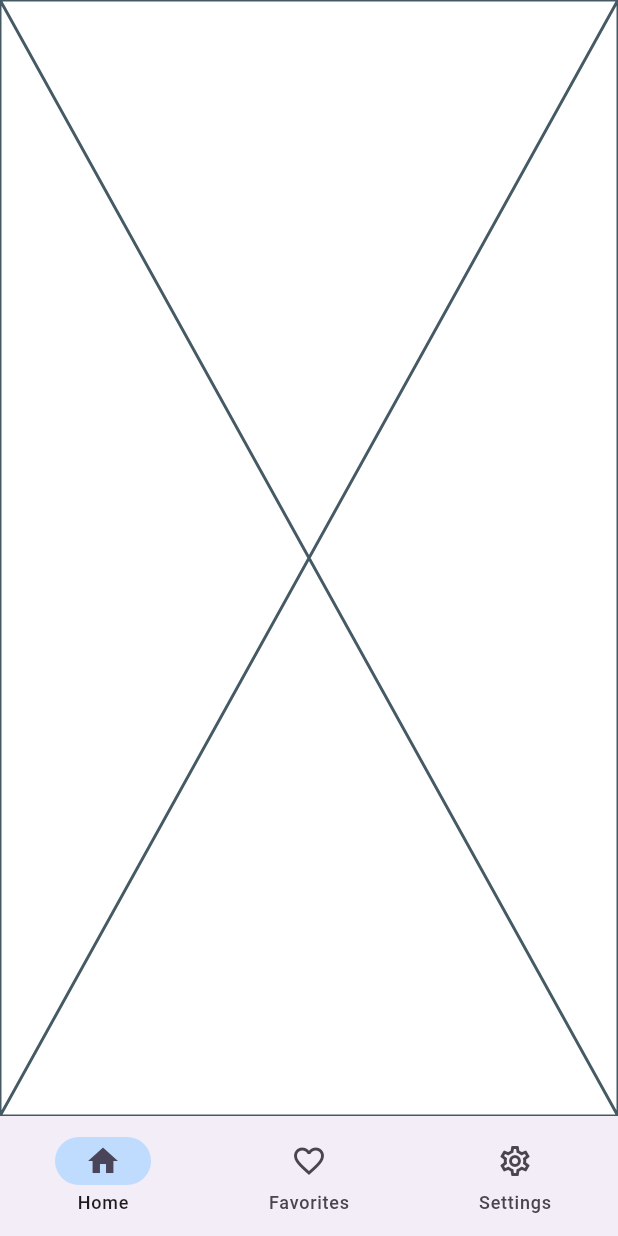
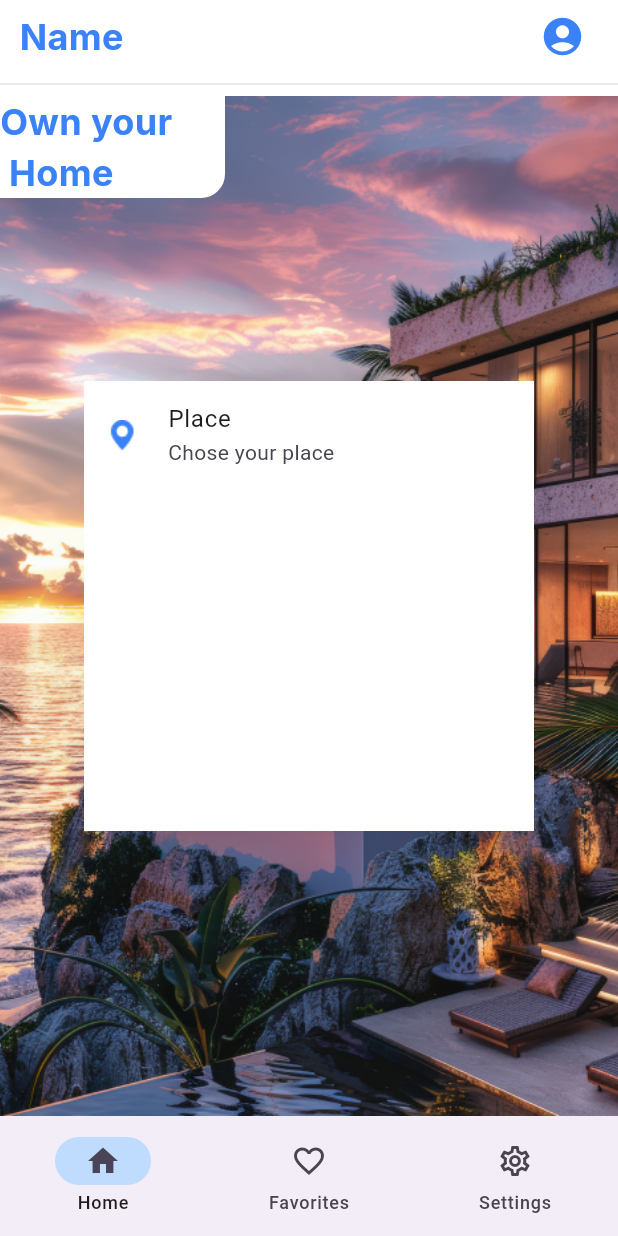
Before and after one commit to H0SAM7/temp, a Flutter app: the CustomNavigationBar screen opened by its route, on a phone screen of 412 x 824 dp. Run offline on Flutter 3.47's test engine with Material 3 defaults, Android fonts, the phone set to English and light mode, and no system bars; our stand-ins replace flutter_svg, google_fonts.

Commit message:
start home ui

```diff
--- a/lib/core/routes/app_routes.dart
+++ b/lib/core/routes/app_routes.dart
@@ -1,28 +1,24 @@
 import 'package:broker/features/Favorites/favo_view.dart';
-import 'package:broker/features/home/home_view.dart';
+import 'package:broker/features/home/views/home_view.dart';
 import 'package:broker/features/settings/settings_view.dart';
 import 'package:broker/features/splash/onboarding_view.dart';
 import 'package:broker/navigation_bar.dart';
+import 'package:broker/temp/test1.dart';
 import 'package:flutter/material.dart';
 
 abstract class AppRoutes {
   //     BottomNavigator
-  static String? initialRoute = OnboardingView.id;
+  static String? initialRoute = HomeView.id;
   static Map<String, Widget Function(BuildContext)> routes = {
-
     //navigation bar #########
     CustomNavigationBar.id: (context) => const CustomNavigationBar(),
 
-
-
-
     SettingsView.id: (context) => const SettingsView(),
     HomeView.id: (context) => const HomeView(),
-        FavoritesView.id: (context) => const FavoritesView(),
+    FavoritesView.id: (context) => const FavoritesView(),
 
-        OnboardingView.id: (context) => const OnboardingView(),
-
-
+    OnboardingView.id: (context) => const OnboardingView(),
+        test.id: (context) =>  test(),
 
   };
 }
--- a/lib/core/styles/text_styles.dart
+++ b/lib/core/styles/text_styles.dart
@@ -53,6 +53,24 @@ static TextStyle styleMedium18(BuildContext context) {
     );
   }
 
+
+  static TextStyle style24(BuildContext context) {
+
+    return  TextStyle(
+                    fontSize: 24,
+                    color: blue500,
+                    fontFamily:  GoogleFonts.inter().fontFamily,
+                    fontWeight: FontWeight.bold,
+                  );
+  }
+
+
+
+
+
+
+
+
   static TextStyle style18(BuildContext context) {
     return TextStyle(
       //   color: blueColor,
@@ -64,13 +82,6 @@ static TextStyle styleMedium18(BuildContext context) {
     );
   }
 
-  static TextStyle style24(BuildContext context) {
-    return TextStyle(
-      //   color: blueColor,
-      fontSize: getResponsiveSize(context, fontSize: 24),
-      fontWeight: FontWeight.w600,
-    );
-  }
 
   static const TextStyle style25 = TextStyle(
     color: Colors.black,
--- a/lib/core/utils/assets.dart
+++ b/lib/core/utils/assets.dart
@@ -2,7 +2,13 @@
 class Assets {
   Assets._();
 
+  static const String iconsLocation = "assets/icons/location.png";
+
+  static const String iconsPlace = "assets/icons/place.png";
+
+  static const String iconsPrice = "assets/icons/price.png";
+
   static const String imagesBackground = "assets/images/background.png";
 
-  static const String imagesBuildLocation = "assets/images/build_location.svg";
+  static const String imagesBuildLocation = "assets/images/build_location.png";
 }
--- /dev/null
+++ b/lib/core/widgets/title_header.dart
@@ -0,0 +1,30 @@
+
+import 'package:broker/core/styles/text_styles.dart';
+import 'package:broker/core/utils/colors.dart';
+import 'package:flutter/material.dart';
+
+class TitleHeader extends StatelessWidget {
+  const TitleHeader({
+    super.key,
+  });
+
+  @override
+  Widget build(BuildContext context) {
+    return Padding(
+      padding: const EdgeInsets.symmetric(horizontal: 13.0),
+      child: Row(
+        mainAxisAlignment: MainAxisAlignment.spaceBetween,
+        children: [
+                Text(
+            'Name'
+          ,
+          style:
+          AppStyles.style24(context),
+          ),
+          IconButton(onPressed: (){}, icon: Icon(Icons.account_circle,size: 30,color: blue500,)),
+
+        ],
+      ),
+    );
+  }
+}
--- a/lib/features/home/home_view.dart
+++ /dev/null
@@ -1,10 +0,0 @@
-import 'package:flutter/material.dart';
-
-class HomeView extends StatelessWidget {
-  const HomeView({super.key});
-static String id='HomeView';
-  @override
-  Widget build(BuildContext context) {
-    return const Placeholder();
-  }
-}
--- /dev/null
+++ b/lib/features/home/views/home_view.dart
@@ -0,0 +1,107 @@
+import 'package:broker/core/styles/text_styles.dart';
+import 'package:broker/core/utils/assets.dart';
+import 'package:broker/core/utils/colors.dart';
+import 'package:broker/core/widgets/title_header.dart';
+import 'package:flutter/material.dart';
+import 'package:flutter_svg/svg.dart';
+
+class HomeView extends StatelessWidget {
+  const HomeView({super.key});
+  static String id = 'HomeView';
+  @override
+  Widget build(BuildContext context) {
+    return Scaffold(
+      body: SafeArea(
+        child: Column(
+          children: [
+            TitleHeader(),
+            Divider(
+              thickness: .5,
+            ),
+            Expanded(child: FirstView()),
+          ],
+        ),
+      ),
+    );
+  }
+}
+
+class FirstView extends StatelessWidget {
+  const FirstView({super.key});
+
+  @override
+  Widget build(BuildContext context) {
+    return Stack(
+      children: [
+        Positioned.fill(
+          child: Image.asset(
+            Assets.imagesBackground,
+            fit: BoxFit.cover,
+          ),
+        ),
+        Positioned(
+          left: 0,
+          child: Container(
+            width: 150,
+            decoration: BoxDecoration(
+              color: whiteColor,
+              borderRadius: BorderRadius.only(
+                // topRight: Radius.circular(16),
+                bottomRight: Radius.circular(16),
+              ),
+            ),
+            child: Text(
+              'Own your \n Home',
+              style: AppStyles.style24(context),
+            ),
+          ),
+        ),
+        Center(child: SearchView())
+      ],
+    );
+  }
+}
+
+class SearchView extends StatelessWidget {
+  const SearchView({super.key});
+
+  @override
+  Widget build(BuildContext context) {
+    return Container(
+      width: 300,
+      height: 300,
+      decoration: BoxDecoration(
+        color: whiteColor,
+      ),
+      child: Column(
+        children: [
+          CustomListTile(
+            title: 'Place',
+            subtitle: 'Chose your place',
+            image: Assets.iconsLocation,
+          ),
+        ],
+      ),
+    );
+  }
+}
+
+class CustomListTile extends StatelessWidget {
+  const CustomListTile({
+    super.key,
+    required this.title,
+    required this.subtitle,
+    required this.image,
+  });
+  final String title, subtitle, image;
+
+  @override
+  Widget build(BuildContext context) {
+    return ListTile(
+      title: Text(title),
+      subtitle: Text(subtitle),
+      leading: Image.asset(image),
+
+    );
+  }
+}
--- a/lib/main.dart
+++ b/lib/main.dart
@@ -1,5 +1,4 @@
 import 'package:broker/core/routes/app_routes.dart';
-import 'package:broker/navigation_bar.dart';
 import 'package:flutter/material.dart';
 
 void main() {
--- a/lib/navigation_bar.dart
+++ b/lib/navigation_bar.dart
@@ -1,6 +1,6 @@
 import 'package:broker/core/utils/colors.dart';
 import 'package:broker/features/Favorites/favo_view.dart';
-import 'package:broker/features/home/home_view.dart';
+import 'package:broker/features/home/views/home_view.dart';
 import 'package:broker/features/settings/settings_view.dart';
 import 'package:flutter/material.dart';
 
--- a/pubspec.yaml
+++ b/pubspec.yaml
@@ -52,6 +52,7 @@ flutter:
   # To add assets to your application, add an assets section, like this:
   assets:
     - assets/images/
+    - assets/icons/
   #   - images/a_dot_ham.jpeg
   # An image asset can refer to one or more resolution-specific "variants", see
   # https://flutter.dev/assets-and-images/#resolution-aware
@@ -80,7 +81,7 @@ flutter_intl:
   enabled: true
 
 flutter_assets:
-  assets_path: assets/images/
+  assets_path: assets/
   output_path: lib/core/utils/
   filename: assets.dart
   field_prefix: null
```
Also changed, not shown: lib/features/splash/onboarding_view.dart (+5 -3 lines), lib/temp/test1.dart (added, +155 -0 lines), assets/icons/location.png (added), assets/icons/place.png (added), assets/icons/price.png (added), assets/images/build_location.png (added), pubspec.lock, 1 other file.
